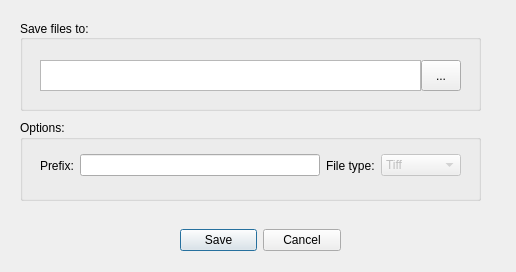
This is src/app/src/settings.ui in CuriBio/nautilus_acquisition as Qt 5 draws it before an edit. The edited form follows.
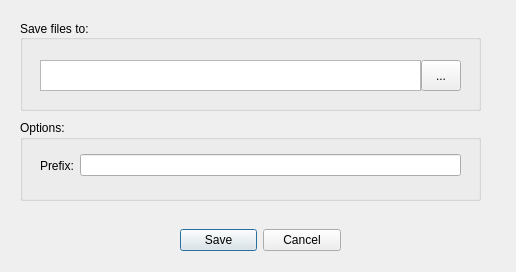
This is the edited form.

Commit message: Remove file type opt (#125)

The edit to the form file:
```diff
--- a/src/app/src/settings.ui
+++ b/src/app/src/settings.ui
@@ -145,39 +145,7 @@
       </widget>
      </item>
      <item>
-      <widget class="QLineEdit" name="filePrefix"></widget>
-     </item>
-     <item>
-      <widget class="QLabel" name="fileTypeLabel">
-       <property name="text">
-        <string>File type:</string>
-       </property>
-      </widget>
-     </item>
-     <item>
-      <widget class="QComboBox" name="fileType">
-       <property name="enabled">
-        <bool>false</bool>
-       </property>
-       <property name="currentText">
-        <string>Tiff</string>
-       </property>
-       <item>
-        <property name="text">
-         <string>Tiff</string>
-        </property>
-       </item>
-       <item>
-        <property name="text">
-         <string>Tiff Stack</string>
-        </property>
-       </item>
-       <item>
-        <property name="text">
-         <string>BigTiff</string>
-        </property>
-       </item>
-      </widget>
+      <widget class="QLineEdit" name="filePrefix"/>
      </item>
     </layout>
    </widget>
```
The commit also changes 2 other files.
